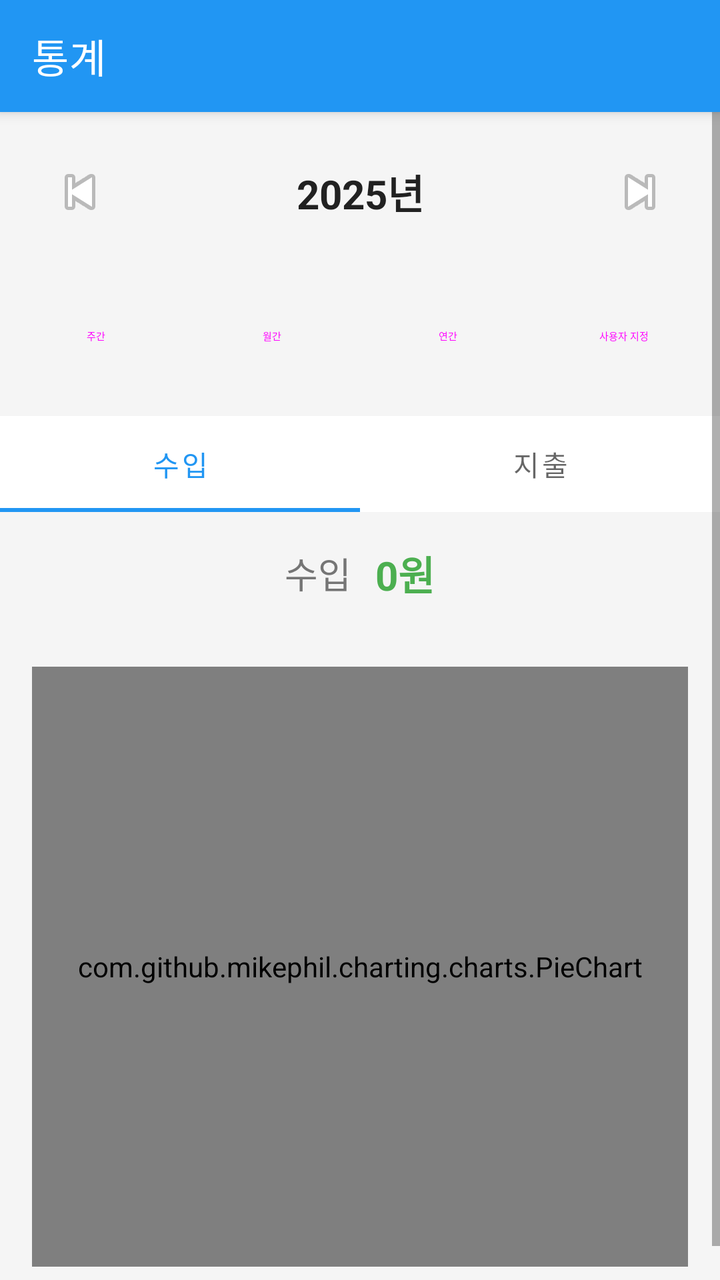
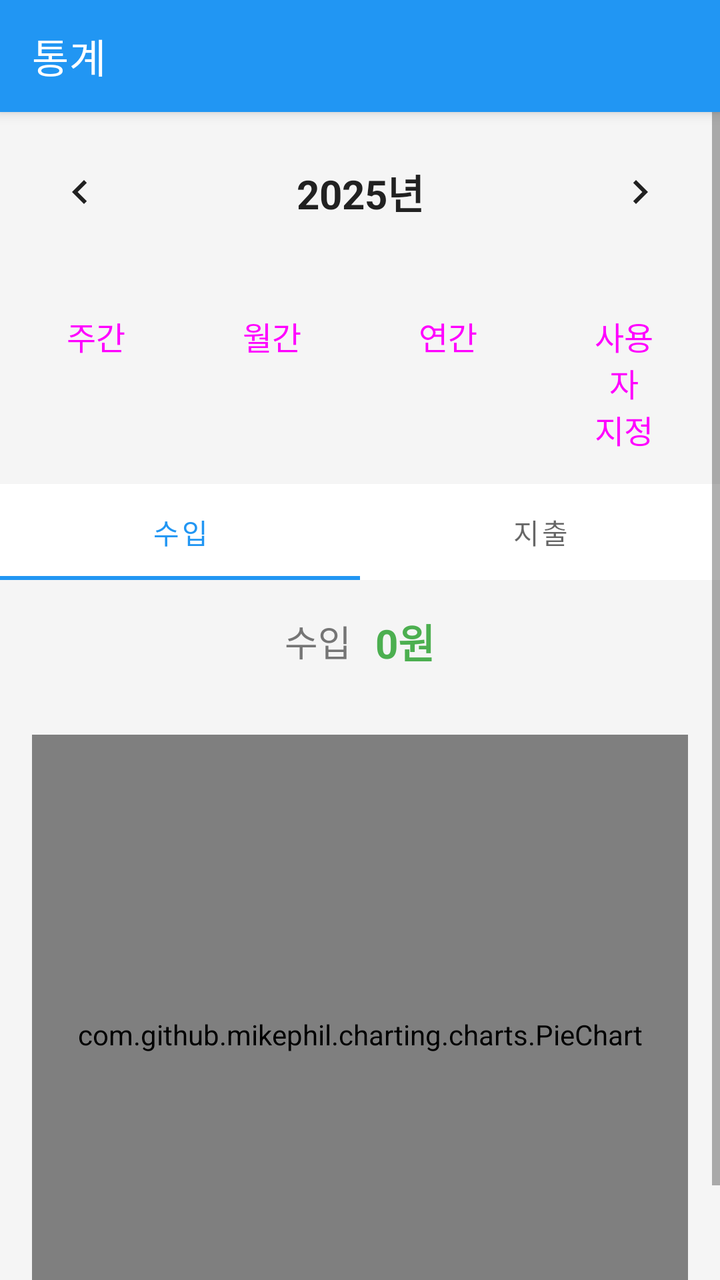

The first picture is an Android layout as it rendered before a commit; the second is the same layout after the commit. The layout source and the unified diff follow.
<!-- AndroidManifest.xml: activity theme Theme.FinanceTracker.NoActionBar -->
<!-- res/layout/activity_statistics.xml -->
<?xml version="1.0" encoding="utf-8"?>
<LinearLayout xmlns:android="http://schemas.android.com/apk/res/android"
    xmlns:app="http://schemas.android.com/apk/res-auto"
    android:layout_width="match_parent"
    android:layout_height="match_parent"
    android:orientation="vertical">

    
    <androidx.appcompat.widget.Toolbar
        android:id="@+id/toolbar"
        android:layout_width="match_parent"
        android:layout_height="?attr/actionBarSize"
        android:background="?attr/colorPrimary"
        android:elevation="4dp"
        android:theme="@style/ThemeOverlay.AppCompat.Dark.ActionBar"
        app:title="통계" />

    <ScrollView
        android:layout_width="match_parent"
        android:layout_height="match_parent">

        <LinearLayout
            android:layout_width="match_parent"
            android:layout_height="wrap_content"
            android:orientation="vertical">

            
            <LinearLayout
                android:layout_width="match_parent"
                android:layout_height="wrap_content"
                android:orientation="horizontal"
                android:gravity="center"
                android:padding="16dp">

                <ImageButton
                    android:id="@+id/previousPeriodButton"
                    android:layout_width="48dp"
                    android:layout_height="48dp"
                    android:src="@android:drawable/ic_media_previous"
                    android:background="?attr/selectableItemBackgroundBorderless"/>

                <TextView
                    android:id="@+id/periodText"
                    android:layout_width="0dp"
                    android:layout_height="wrap_content"
                    android:layout_weight="1"
                    android:gravity="center"
                    android:textSize="20sp"
                    android:textStyle="bold"
                    android:textColor="@color/text_primary"
                    android:text="2025년"/>

                <ImageButton
                    android:id="@+id/nextPeriodButton"
                    android:layout_width="48dp"
                    android:layout_height="48dp"
                    android:src="@android:drawable/ic_media_next"
                    android:background="?attr/selectableItemBackgroundBorderless"/>

            </LinearLayout>

            
            <LinearLayout
                android:layout_width="match_parent"
                android:layout_height="wrap_content"
                android:orientation="horizontal"
                android:padding="8dp">

                <Button
                    android:id="@+id/weeklyButton"
                    android:layout_width="0dp"
                    android:layout_height="wrap_content"
                    android:layout_weight="1"
                    android:text="주간"
                    android:layout_marginEnd="4dp"
                    style="@style/Widget.Material3.Button.OutlinedButton"/>

                <Button
                    android:id="@+id/monthlyButton"
                    android:layout_width="0dp"
                    android:layout_height="wrap_content"
                    android:layout_weight="1"
                    android:text="월간"
                    android:layout_marginStart="4dp"
                    android:layout_marginEnd="4dp"
                    style="@style/Widget.Material3.Button.OutlinedButton"/>

                <Button
                    android:id="@+id/yearlyButton"
                    android:layout_width="0dp"
                    android:layout_height="wrap_content"
                    android:layout_weight="1"
                    android:text="연간"
                    android:layout_marginStart="4dp"
                    android:layout_marginEnd="4dp"
                    style="@style/Widget.Material3.Button.OutlinedButton"/>

                <Button
                    android:id="@+id/customButton"
                    android:layout_width="0dp"
                    android:layout_height="wrap_content"
                    android:layout_weight="1"
                    android:text="사용자 지정"
                    android:layout_marginStart="4dp"
                    style="@style/Widget.Material3.Button.OutlinedButton"/>

            </LinearLayout>

            
            <com.google.android.material.tabs.TabLayout
                android:id="@+id/typeTabLayout"
                android:layout_width="match_parent"
                android:layout_height="wrap_content"
                android:layout_marginTop="8dp"
                app:tabMode="fixed"
                app:tabGravity="fill">

                <com.google.android.material.tabs.TabItem
                    android:text="수입" />

                <com.google.android.material.tabs.TabItem
                    android:text="지출" />

            </com.google.android.material.tabs.TabLayout>

            
            <LinearLayout
                android:layout_width="match_parent"
                android:layout_height="wrap_content"
                android:orientation="horizontal"
                android:padding="16dp"
                android:gravity="center">

                <TextView
                    android:id="@+id/totalTypeText"
                    android:layout_width="wrap_content"
                    android:layout_height="wrap_content"
                    android:text="수입"
                    android:textSize="18sp"
                    android:textColor="@color/text_secondary"/>

                <TextView
                    android:id="@+id/totalAmountText"
                    android:layout_width="wrap_content"
                    android:layout_height="wrap_content"
                    android:text="0원"
                    android:textSize="20sp"
                    android:textStyle="bold"
                    android:textColor="@color/income_color"
                    android:layout_marginStart="12dp"/>

            </LinearLayout>

            
            <com.github.mikephil.charting.charts.PieChart
                android:id="@+id/pieChart"
                android:layout_width="match_parent"
                android:layout_height="300dp"
                android:layout_margin="16dp"/>

            
            <androidx.recyclerview.widget.RecyclerView
                android:id="@+id/statisticsRecyclerView"
                android:layout_width="match_parent"
                android:layout_height="wrap_content"
                android:layout_marginTop="8dp"
                android:nestedScrollingEnabled="false"/>

        </LinearLayout>

    </ScrollView>

</LinearLayout>
<!-- resources referenced by this layout -->
<resources>
  <color name="income_color">#4CAF50</color>
  <color name="text_primary">#212121</color>
  <color name="text_secondary">#757575</color>
  <style name="Theme.FinanceTracker.NoActionBar">
          <item name="windowActionBar">false</item>
          <item name="windowNoTitle">true</item>
      </style>
</resources>

<!-- the commit's change to res/layout/activity_statistics.xml (unified diff, before → after) -->
@@ -36,8 +36,9 @@
                     android:id="@+id/previousPeriodButton"
                     android:layout_width="48dp"
                     android:layout_height="48dp"
-                    android:src="@android:drawable/ic_media_previous"
-                    android:background="?attr/selectableItemBackgroundBorderless"/>
+                    android:src="@drawable/ic_arrow_back"
+                    android:background="?attr/selectableItemBackgroundBorderless"
+                    android:tint="@color/text_primary"/>
 
                 <TextView
                     android:id="@+id/periodText"
@@ -54,8 +55,9 @@
                     android:id="@+id/nextPeriodButton"
                     android:layout_width="48dp"
                     android:layout_height="48dp"
-                    android:src="@android:drawable/ic_media_next"
-                    android:background="?attr/selectableItemBackgroundBorderless"/>
+                    android:src="@drawable/ic_arrow_forward"
+                    android:background="?attr/selectableItemBackgroundBorderless"
+                    android:tint="@color/text_primary"/>
 
             </LinearLayout>
 
@@ -72,6 +74,7 @@
                     android:layout_height="wrap_content"
                     android:layout_weight="1"
                     android:text="주간"
+                    android:textSize="16sp"
                     android:layout_marginEnd="4dp"
                     style="@style/Widget.Material3.Button.OutlinedButton"/>
 
@@ -81,6 +84,7 @@
                     android:layout_height="wrap_content"
                     android:layout_weight="1"
                     android:text="월간"
+                    android:textSize="16sp"
                     android:layout_marginStart="4dp"
                     android:layout_marginEnd="4dp"
                     style="@style/Widget.Material3.Button.OutlinedButton"/>
@@ -91,6 +95,7 @@
                     android:layout_height="wrap_content"
                     android:layout_weight="1"
                     android:text="연간"
+                    android:textSize="16sp"
                     android:layout_marginStart="4dp"
                     android:layout_marginEnd="4dp"
                     style="@style/Widget.Material3.Button.OutlinedButton"/>
@@ -101,6 +106,7 @@
                     android:layout_height="wrap_content"
                     android:layout_weight="1"
                     android:text="사용자 지정"
+                    android:textSize="16sp"
                     android:layout_marginStart="4dp"
                     style="@style/Widget.Material3.Button.OutlinedButton"/>
 
<!-- resource entries referenced after the edit -->
@@ -3,6 +3,26 @@
   <color name="income_color">#4CAF50</color>
   <color name="text_primary">#212121</color>
   <color name="text_secondary">#757575</color>
+  <!-- drawable ic_arrow_back (drawable) -->
+  <vector xmlns:android="http://schemas.android.com/apk/res/android"
+      android:width="24dp"
+      android:height="24dp"
+      android:viewportWidth="24"
+      android:viewportHeight="24">
+      <path
+          android:fillColor="@android:color/white"
+          android:pathData="M15.41,7.41L14,6l-6,6 6,6 1.41,-1.41L10.83,12z"/>
+  </vector>
+  <!-- drawable ic_arrow_forward (drawable) -->
+  <vector xmlns:android="http://schemas.android.com/apk/res/android"
+      android:width="24dp"
+      android:height="24dp"
+      android:viewportWidth="24"
+      android:viewportHeight="24">
+      <path
+          android:fillColor="@android:color/white"
+          android:pathData="M10,6L8.59,7.41 13.17,12l-4.58,4.59L10,18l6,-6z"/>
+  </vector>
   <style name="Theme.FinanceTracker.NoActionBar">
           <item name="windowActionBar">false</item>
           <item name="windowNoTitle">true</item>
